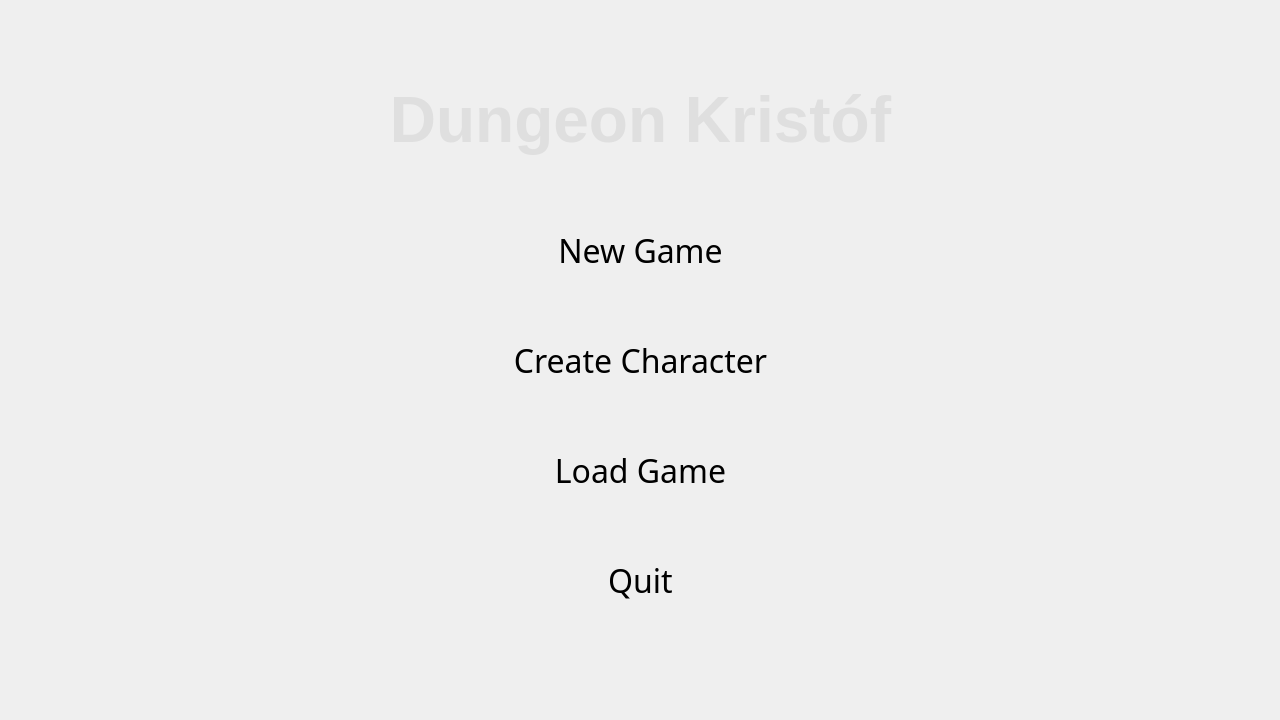
Qt form src/views/ui/mainwindow.ui (Stryse/DungeonGame) before a commit.
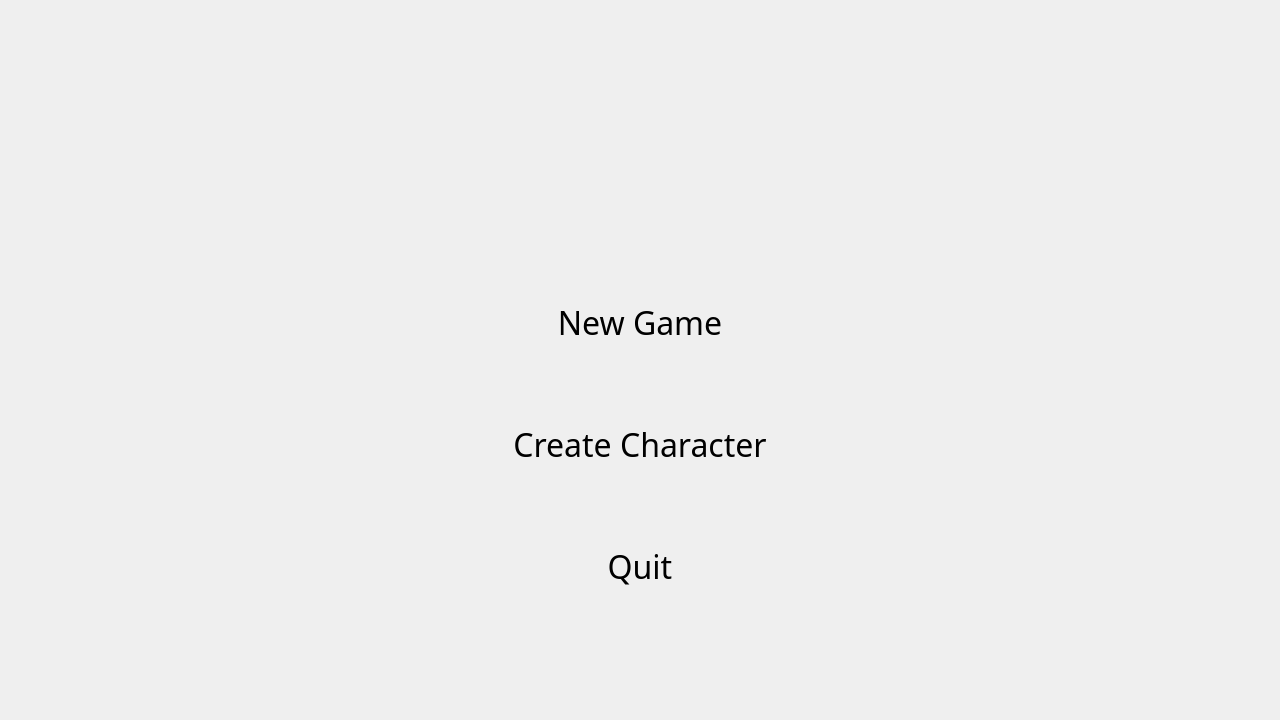
The same form after that commit. Icons and pictures are not drawn.

Commit message: background + 2.nd map correctly loads

Diff of the .ui file:
```diff
--- a/src/views/ui/mainwindow.ui
+++ b/src/views/ui/mainwindow.ui
@@ -87,10 +87,16 @@
      <widget class="QWidget" name="menuWidget" native="true">
       <property name="minimumSize">
        <size>
-        <width>0</width>
+        <width>400</width>
         <height>600</height>
        </size>
       </property>
+      <property name="maximumSize">
+       <size>
+        <width>350</width>
+        <height>16777215</height>
+       </size>
+      </property>
       <layout class="QVBoxLayout" name="menuVLayout">
        <property name="spacing">
         <number>30</number>
@@ -99,7 +105,7 @@
         <number>0</number>
        </property>
        <property name="topMargin">
-        <number>0</number>
+        <number>210</number>
        </property>
        <property name="rightMargin">
         <number>0</number>
@@ -107,29 +113,6 @@
        <property name="bottomMargin">
         <number>40</number>
        </property>
-       <item>
-        <widget class="QLabel" name="titleLabel">
-         <property name="font">
-          <font>
-           <pointsize>48</pointsize>
-           <weight>75</weight>
-           <bold>true</bold>
-          </font>
-         </property>
-         <property name="styleSheet">
-          <string notr="true">QLabel#titleLabel
-{
-	color: #dfdfdf;
-}</string>
-         </property>
-         <property name="text">
-          <string>Dungeon Kristóf</string>
-         </property>
-         <property name="alignment">
-          <set>Qt::AlignCenter</set>
-         </property>
-        </widget>
-       </item>
        <item>
         <widget class="QPushButton" name="newgameBtn">
          <property name="sizePolicy">
@@ -222,52 +205,6 @@
          </property>
         </widget>
        </item>
-       <item>
-        <widget class="QPushButton" name="loadGameBtn">
-         <property name="sizePolicy">
-          <sizepolicy hsizetype="Minimum" vsizetype="Preferred">
-           <horstretch>0</horstretch>
-           <verstretch>0</verstretch>
-          </sizepolicy>
-         </property>
-         <property name="maximumSize">
-          <size>
-           <width>16777215</width>
-           <height>80</height>
-          </size>
-         </property>
-         <property name="font">
-          <font>
-           <family>Cooper Black</family>
-           <pointsize>24</pointsize>
-          </font>
-         </property>
-         <property name="autoFillBackground">
-          <bool>false</bool>
-         </property>
-         <property name="styleSheet">
-          <string notr="true">QPushButton[flat=true]{
-background-color: rgba(89, 22, 9,200);
-color :  #dfdfdf;
-border: 4px solid #cdcdcd;
-border-radius: 20px;
-}
-
-QPushButton:pressed[flat=true]{
-background-color: rgba(89, 22, 9,200);
-color :  #eef205;
-border: 4px solid #eef205;
-border-radius: 20px;
-}</string>
-         </property>
-         <property name="text">
-          <string>Load Game</string>
-         </property>
-         <property name="flat">
-          <bool>true</bool>
-         </property>
-        </widget>
-       </item>
        <item>
         <widget class="QPushButton" name="quitBtn">
          <property name="sizePolicy">
```
The commit also changes 6 other files.
